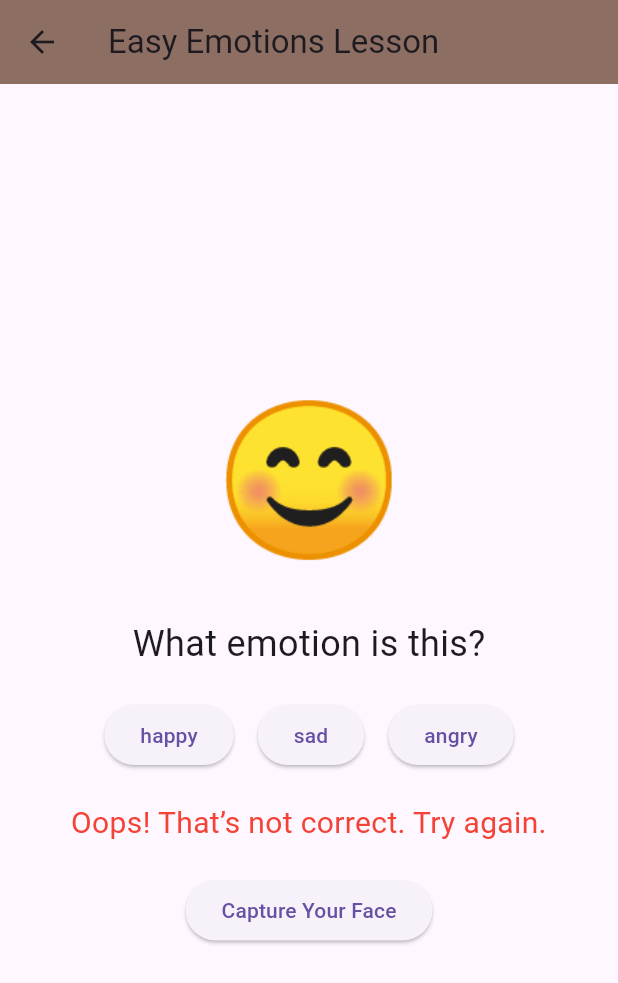
After one commit to rdiorio/SeniorDesignProject, a Flutter app: the EasyEmotionsPage screen opened directly, after a tap on "happy", after a tap on "Capture Your Face", after a tap on "sad", on a phone screen of 412 x 824 dp. The commit adds this screen. Shown: the top 983 px of the screen. Run offline on Flutter 3.47's test engine with Material 3 defaults, Android fonts, the light colour scheme and no system bars; our stand-ins replace camera, cloud_firestore, firebase_auth, firebase_core, flutter_spinkit; accounts and stored records are empty.

Commit message:
start of first lesson

```diff
--- /dev/null
+++ b/social_sense/lib/screens/easy_emotions.dart
@@ -0,0 +1,170 @@
+import 'package:flutter/material.dart';
+import 'package:social_sense/screens/face_capture.dart'; // Import FaceCaptureScreen
+
+class LessonsPage extends StatelessWidget {
+  @override
+  Widget build(BuildContext context) {
+    return Scaffold(
+      appBar: AppBar(
+        title: Text('Lessons'),
+        backgroundColor: Colors.brown[400],
+      ),
+      body: ListView(
+        children: [
+          ListTile(
+            title: Text('Easy Emotions'),
+            subtitle: Text('Learn basic emotions with examples.'),
+            trailing: Icon(Icons.arrow_forward),
+            onTap: () {
+              Navigator.push(
+                context,
+                MaterialPageRoute(
+                  builder: (context) => EasyEmotionsPage(),
+                ),
+              );
+            },
+          ),
+        ],
+      ),
+    );
+  }
+}
+
+class EasyEmotionsPage extends StatefulWidget {
+  @override
+  _EasyEmotionsPageState createState() => _EasyEmotionsPageState();
+}
+
+class _EasyEmotionsPageState extends State<EasyEmotionsPage> {
+  int currentStep = 0; // Tracks which emotion we're showing
+  final List<Map<String, dynamic>> emotions = [
+    {'emoji': '😊', 'emotion': 'happy'},
+    {'emoji': '😢', 'emotion': 'sad'},
+    {'emoji': '😡', 'emotion': 'angry'},
+  ];
+  String feedbackMessage = ''; // Feedback for the user
+  bool showFaceCapture = false; // Whether to show the FaceCaptureScreen
+  bool isRetrying = false; // Tracks whether the user is retrying their face
+
+  void _checkAnswer(String selectedEmotion) {
+    final correctEmotion = emotions[currentStep]['emotion'];
+    if (selectedEmotion == correctEmotion) {
+      setState(() {
+        feedbackMessage =
+            'Correct! Now practice making the ${correctEmotion} face!';
+        showFaceCapture = true; // Show the face capture step
+      });
+    } else {
+      setState(() {
+        feedbackMessage = 'Oops! That’s not correct. Try again.';
+      });
+    }
+  }
+
+  Future<void> _startFaceCapture() async {
+    final detectedEmotion = await Navigator.push(
+      context,
+      MaterialPageRoute(builder: (context) => FaceCaptureScreen()),
+    );
+
+    if (detectedEmotion != null) {
+      _checkEmotionFromFace(detectedEmotion.toLowerCase());
+    } else {
+      setState(() {
+        feedbackMessage =
+            'Could not detect emotion. Please try capturing your face again.';
+      });
+    }
+  }
+
+  void _checkEmotionFromFace(String detectedEmotion) {
+    final correctEmotion = emotions[currentStep]['emotion'];
+    if (detectedEmotion == correctEmotion) {
+      setState(() {
+        feedbackMessage =
+            'Great job! You successfully made the ${correctEmotion} face!';
+        isRetrying = false;
+        if (currentStep < emotions.length - 1) {
+          Future.delayed(Duration(seconds: 2), () {
+            setState(() {
+              currentStep++;
+              feedbackMessage = ''; // Reset feedback for the next step
+              showFaceCapture = false; // Reset face capture for the next step
+            });
+          });
+        } else {
+          setState(() {
+            feedbackMessage = 'Lesson complete! Well done!';
+          });
+        }
+      });
+    } else {
+      setState(() {
+        feedbackMessage =
+            'Hmm, that doesn’t look like ${correctEmotion}. Try again!';
+        isRetrying = true; // Allow user to retry
+      });
+    }
+  }
+
+  @override
+  Widget build(BuildContext context) {
+    final currentEmoji = emotions[currentStep]['emoji'];
+
+    return Scaffold(
+      appBar: AppBar(
+        title: Text('Easy Emotions Lesson'),
+        backgroundColor: Colors.brown[400],
+      ),
+      body: Center(
+        child: Column(
+          mainAxisAlignment: MainAxisAlignment.center,
+          children: [
+            Text(
+              currentEmoji,
+              style: TextStyle(fontSize: 100), // Display the emoji
+            ),
+            SizedBox(height: 20),
+            Text(
+              'What emotion is this?',
+              style: TextStyle(fontSize: 24),
+            ),
+            SizedBox(height: 20),
+            // Multiple-choice buttons
+            Row(
+              mainAxisAlignment: MainAxisAlignment.center,
+              children: ['happy', 'sad', 'angry'].map((emotion) {
+                return Padding(
+                  padding: const EdgeInsets.symmetric(horizontal: 8.0),
+                  child: ElevatedButton(
+                    onPressed: () => _checkAnswer(emotion),
+                    child: Text(emotion),
+                  ),
+                );
+              }).toList(),
+            ),
+            SizedBox(height: 20),
+            if (feedbackMessage.isNotEmpty)
+              Text(
+                feedbackMessage,
+                style: TextStyle(
+                  fontSize: 20,
+                  color: feedbackMessage.startsWith('Correct') ||
+                          feedbackMessage.startsWith('Great job')
+                      ? Colors.green
+                      : Colors.red,
+                ),
+                textAlign: TextAlign.center,
+              ),
+            SizedBox(height: 20),
+            if (showFaceCapture) // Show face capture button only after correct answer
+              ElevatedButton(
+                onPressed: _startFaceCapture,
+                child: Text(isRetrying ? 'Try Again' : 'Capture Your Face'),
+              ),
+          ],
+        ),
+      ),
+    );
+  }
+}
--- a/social_sense/lib/screens/face_capture.dart
+++ b/social_sense/lib/screens/face_capture.dart
@@ -7,9 +7,7 @@
 // import 'package:http/http.dart' as http;
 
 // class FaceCaptureScreen extends StatefulWidget {
-//   final CameraDescription camera;
-
-//   const FaceCaptureScreen({super.key, required this.camera});
+//   const FaceCaptureScreen({super.key});
 
 //   @override
 //   FaceCaptureScreenState createState() => FaceCaptureScreenState();
@@ -17,21 +15,40 @@
 
 // class FaceCaptureScreenState extends State<FaceCaptureScreen> {
 //   late CameraController _controller;
-//   late Future<void> _initializeControllerFuture;
+//   Future<void>? _initializeControllerFuture;
 
 //   @override
 //   void initState() {
 //     super.initState();
-//     _controller = CameraController(
-//       widget.camera,
-//       ResolutionPreset.high,
-//     );
-//     _initializeControllerFuture = _controller.initialize();
+//     _initializeCamera();
+//   }
+
+//   Future<void> _initializeCamera() async {
+//     try {
+//       final cameras = await availableCameras();
+//       final frontCamera = cameras.firstWhere(
+//         (camera) => camera.lensDirection == CameraLensDirection.front,
+//         orElse: () => cameras.first, // Fallback to the first available camera
+//       );
+
+//       _controller = CameraController(frontCamera, ResolutionPreset.high);
+//       setState(() {
+//         _initializeControllerFuture = _controller.initialize();
+//       });
+//     } catch (e) {
+//       print('Error initializing camera: $e');
+//       setState(() {
+//         _initializeControllerFuture =
+//             Future.error('Failed to initialize camera');
+//       });
+//     }
 //   }
 
 //   @override
 //   void dispose() {
-//     _controller.dispose();
+//     if (_controller.value.isInitialized) {
+//       _controller.dispose();
+//     }
 //     super.dispose();
 //   }
 
@@ -43,7 +60,7 @@
 
 //       final response = await http.post(
 //         Uri.parse(
-//             'YOUR_LAMBDA_ENDPOINT'), // Replace with your AWS Lambda endpoint
+//             'https://u4ez9excm2.execute-api.us-east-2.amazonaws.com/default/DetectFacesFunction'), // Replace with your AWS Lambda endpoint
 //         headers: {'Content-Type': 'application/json'},
 //         body: jsonEncode({'image': base64Image}),
 //       );
@@ -53,7 +70,6 @@
 //         final emotions = responseData['Emotions'];
 //         print('Emotions: $emotions');
 
-//         // Display the emotion with the highest confidence
 //         if (emotions != null && emotions.isNotEmpty) {
 //           final highestEmotion = emotions
 //               .reduce((a, b) => a['Confidence'] > b['Confidence'] ? a : b);
@@ -92,6 +108,10 @@
 //         builder: (context, snapshot) {
 //           if (snapshot.connectionState == ConnectionState.done) {
 //             return CameraPreview(_controller);
+//           } else if (snapshot.hasError) {
+//             return Center(
+//               child: Text('Error initializing camera: ${snapshot.error}'),
+//             );
 //           } else {
 //             return const Center(child: CircularProgressIndicator());
 //           }
@@ -99,19 +119,22 @@
 //       ),
 //       floatingActionButton: FloatingActionButton(
 //         onPressed: () async {
-//           try {
-//             await _initializeControllerFuture;
-//             final path = join(
-//               (await getTemporaryDirectory()).path,
-//               '${DateTime.now()}.png',
-//             );
-//             final XFile picture = await _controller.takePicture();
-//             await picture.saveTo(path);
+//           if (_controller.value.isInitialized) {
+//             try {
+//               await _initializeControllerFuture;
+//               final path = join(
+//                 (await getTemporaryDirectory()).path,
+//                 '${DateTime.now()}.png',
+//               );
+//               final XFile picture = await _controller.takePicture();
+//               await picture.saveTo(path);
 
-//             // Send the image to AWS Lambda
-//             await _sendImageToAWS(path);
-//           } catch (e) {
-//             print('Error capturing or sending image: $e');
+//               await _sendImageToAWS(path);
+//             } catch (e) {
+//               print('Error capturing or sending image: $e');
+//             }
+//           } else {
+//             print('Camera not initialized.');
 //           }
 //         },
 //         child: const Icon(Icons.camera_alt),
@@ -150,19 +173,17 @@ class FaceCaptureScreenState extends State<FaceCaptureScreen> {
       final cameras = await availableCameras();
       final frontCamera = cameras.firstWhere(
         (camera) => camera.lensDirection == CameraLensDirection.front,
-        orElse: () => cameras.first, // Fallback to the first available camera
+        orElse: () => cameras.first,
       );
 
-      _controller = CameraController(frontCamera, ResolutionPreset.high);
-      setState(() {
+      _controller = CameraController(
+        frontCamera,
+        ResolutionPreset.medium, // Use medium for a balanced aspect ratio
+      );
       _initializeControllerFuture = _controller.initialize();
-      });
+      setState(() {});
     } catch (e) {
       print('Error initializing camera: $e');
-      setState(() {
-        _initializeControllerFuture =
-            Future.error('Failed to initialize camera');
-      });
     }
   }
 
@@ -172,6 +193,30 @@ class FaceCaptureScreenState extends State<FaceCaptureScreen> {
       _controller.dispose();
     }
     super.dispose();
+  }
+
+  Future<void> _captureAndSendImage() async {
+    try {
+      if (_initializeControllerFuture != null) {
+        await _initializeControllerFuture;
+
+        final path = join(
+          (await getTemporaryDirectory()).path,
+          '${DateTime.now()}.png',
+        );
+
+        final XFile picture = await _controller.takePicture();
+        await picture.saveTo(path);
+
+        // Call AWS Lambda
+        await _sendImageToAWS(path);
+
+        // Close the camera screen
+        if (mounted) Navigator.of(context).pop();
+      }
+    } catch (e) {
+      print('Error capturing or sending image: $e');
+    }
   }
 
   Future<void> _sendImageToAWS(String imagePath) async {
@@ -195,41 +240,61 @@ class FaceCaptureScreenState extends State<FaceCaptureScreen> {
         if (emotions != null && emotions.isNotEmpty) {
           final highestEmotion = emotions
               .reduce((a, b) => a['Confidence'] > b['Confidence'] ? a : b);
-          _showEmotionDialog(highestEmotion['Type']);
+
+          // Return the highest-confidence emotion
+          if (mounted) {
+            Navigator.pop(context, highestEmotion['Type']);
+          }
+        } else {
+          if (mounted) {
+            Navigator.pop(context, null); // No emotions detected
+          }
         }
       } else {
         print('Failed to analyze the image. Response: ${response.body}');
+        if (mounted) {
+          Navigator.pop(context, null); // Indicate failure
+        }
       }
     } catch (e) {
       print('Error sending image to AWS: $e');
+      if (mounted) {
+        Navigator.pop(context, null); // Indicate failure
       }
     }
-
-  void _showEmotionDialog(String emotion) {
-    showDialog(
-      context: context,
-      builder: (context) => AlertDialog(
-        title: const Text('Emotion Detected'),
-        content: Text('The detected emotion is: $emotion'),
-        actions: [
-          TextButton(
-            onPressed: () => Navigator.of(context).pop(),
-            child: const Text('OK'),
-          ),
-        ],
-      ),
-    );
   }
 
   @override
   Widget build(BuildContext context) {
     return Scaffold(
-      appBar: AppBar(title: const Text('Capture Your Face')),
-      body: FutureBuilder<void>(
+      body: _initializeControllerFuture == null
+          ? const Center(child: CircularProgressIndicator())
+          : FutureBuilder<void>(
               future: _initializeControllerFuture,
               builder: (context, snapshot) {
                 if (snapshot.connectionState == ConnectionState.done) {
-            return CameraPreview(_controller);
+                  return Stack(
+                    fit: StackFit.expand,
+                    children: [
+                      Center(
+                        child: AspectRatio(
+                          aspectRatio:
+                              3 / 4, // Fixed aspect ratio for a normal view
+                          child: CameraPreview(_controller),
+                        ),
+                      ),
+                      Align(
+                        alignment: Alignment.bottomCenter,
+                        child: Padding(
+                          padding: const EdgeInsets.all(16.0),
+                          child: FloatingActionButton(
+                            onPressed: _captureAndSendImage,
+                            child: const Icon(Icons.camera_alt),
+                          ),
+                        ),
+                      ),
+                    ],
+                  );
                 } else if (snapshot.hasError) {
                   return Center(
                     child: Text('Error initializing camera: ${snapshot.error}'),
@@ -239,28 +304,6 @@ class FaceCaptureScreenState extends State<FaceCaptureScreen> {
                 }
               },
             ),
-      floatingActionButton: FloatingActionButton(
-        onPressed: () async {
-          if (_controller.value.isInitialized) {
-            try {
-              await _initializeControllerFuture;
-              final path = join(
-                (await getTemporaryDirectory()).path,
-                '${DateTime.now()}.png',
-              );
-              final XFile picture = await _controller.takePicture();
-              await picture.saveTo(path);
-
-              await _sendImageToAWS(path);
-            } catch (e) {
-              print('Error capturing or sending image: $e');
-            }
-          } else {
-            print('Camera not initialized.');
-          }
-        },
-        child: const Icon(Icons.camera_alt),
-      ),
     );
   }
 }
```
Also changed, not shown: social_sense/lib/screens/home/home.dart (+27 -0 lines), social_sense/lib/screens/lessons.dart (added, +32 -0 lines). Lines whose indentation alone changed are shown as unchanged.
